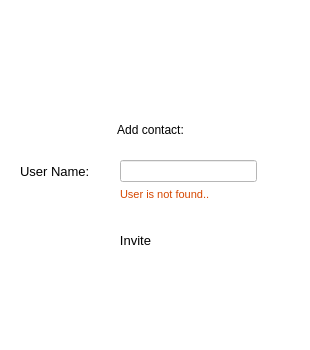
Above: Client/findcontacts.ui from a-mkrv/Chat before the change. Below: the same form after it.
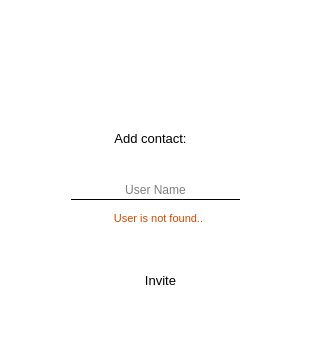
That is the form after the change. Icons and pictures are not drawn.

```diff
--- a/Client/findcontacts.ui
+++ b/Client/findcontacts.ui
@@ -38,12 +38,17 @@
   <widget class="QLabel" name="label_2">
    <property name="geometry">
     <rect>
-     <x>0</x>
-     <y>120</y>
-     <width>301</width>
-     <height>20</height>
+     <x>100</x>
+     <y>130</y>
+     <width>101</width>
+     <height>16</height>
     </rect>
    </property>
+   <property name="font">
+    <font>
+     <pointsize>10</pointsize>
+    </font>
+   </property>
    <property name="text">
     <string>Add contact:</string>
    </property>
@@ -51,12 +56,60 @@
     <set>Qt::AlignCenter</set>
    </property>
   </widget>
+  <widget class="QLabel" name="error_lay">
+   <property name="geometry">
+    <rect>
+     <x>106</x>
+     <y>210</y>
+     <width>105</width>
+     <height>16</height>
+    </rect>
+   </property>
+   <property name="font">
+    <font>
+     <pointsize>8</pointsize>
+    </font>
+   </property>
+   <property name="styleSheet">
+    <string notr="true">color: rgb(214, 71, 0);</string>
+   </property>
+   <property name="text">
+    <string>User is not found..</string>
+   </property>
+   <property name="alignment">
+    <set>Qt::AlignCenter</set>
+   </property>
+  </widget>
+  <widget class="QLineEdit" name="username_lineedit">
+   <property name="geometry">
+    <rect>
+     <x>70</x>
+     <y>180</y>
+     <width>171</width>
+     <height>20</height>
+    </rect>
+   </property>
+   <property name="styleSheet">
+    <string notr="true">border-width: 1px;
+border-bottom-color: rgb(0, 0, 0);
+border-style: outset;
+border-top-color: rgb(255, 255, 255);
+border-right-color: rgb(255, 255, 255);
+border-left-color: rgb(255, 255, 255);</string>
+   </property>
+   <property name="alignment">
+    <set>Qt::AlignCenter</set>
+   </property>
+   <property name="placeholderText">
+    <string>User Name</string>
+   </property>
+  </widget>
   <widget class="QPushButton" name="invite_cont_button">
    <property name="geometry">
     <rect>
-     <x>80</x>
-     <y>220</y>
-     <width>111</width>
+     <x>100</x>
+     <y>260</y>
+     <width>121</width>
      <height>41</height>
     </rect>
    </property>
@@ -71,6 +124,10 @@
    <property name="layoutDirection">
     <enum>Qt::LeftToRight</enum>
    </property>
+   <property name="styleSheet">
+    <string notr="true">QPushButton{color: black; background: white;}
+QPushButton:hover{background: #f6f4ff; border:none;}</string>
+   </property>
    <property name="text">
     <string>Invite</string>
    </property>
@@ -80,63 +137,14 @@
    </property>
    <property name="iconSize">
     <size>
-     <width>25</width>
-     <height>28</height>
+     <width>32</width>
+     <height>32</height>
     </size>
    </property>
    <property name="flat">
     <bool>true</bool>
    </property>
   </widget>
-  <widget class="QLabel" name="error_lay">
-   <property name="geometry">
-    <rect>
-     <x>120</x>
-     <y>184</y>
-     <width>181</width>
-     <height>20</height>
-    </rect>
-   </property>
-   <property name="font">
-    <font>
-     <pointsize>8</pointsize>
-    </font>
-   </property>
-   <property name="styleSheet">
-    <string notr="true">color: rgb(214, 71, 0);</string>
-   </property>
-   <property name="text">
-    <string>User is not found..</string>
-   </property>
-  </widget>
-  <widget class="QLabel" name="username_label">
-   <property name="geometry">
-    <rect>
-     <x>20</x>
-     <y>160</y>
-     <width>91</width>
-     <height>22</height>
-    </rect>
-   </property>
-   <property name="font">
-    <font>
-     <pointsize>10</pointsize>
-    </font>
-   </property>
-   <property name="text">
-    <string>User Name:</string>
-   </property>
-  </widget>
-  <widget class="QLineEdit" name="username_lineedit">
-   <property name="geometry">
-    <rect>
-     <x>120</x>
-     <y>160</y>
-     <width>137</width>
-     <height>22</height>
-    </rect>
-   </property>
-  </widget>
  </widget>
  <resources>
   <include location="image.qrc"/>
```
Left out of the diff: 2 changed lines with no effect on the pictures.
